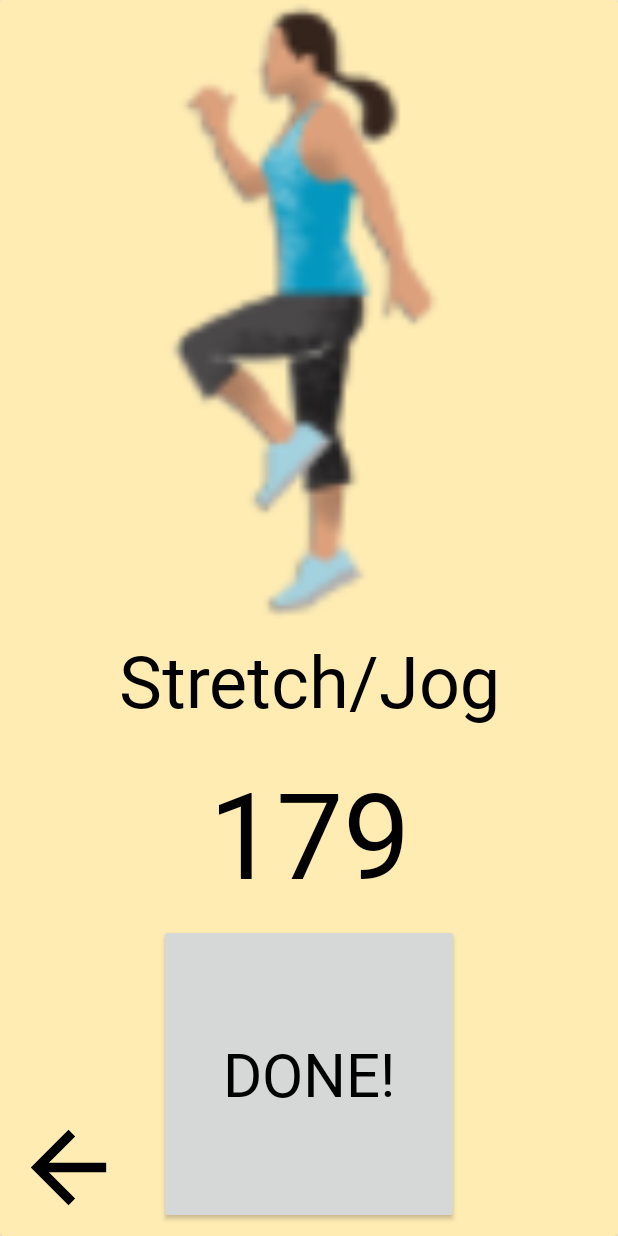
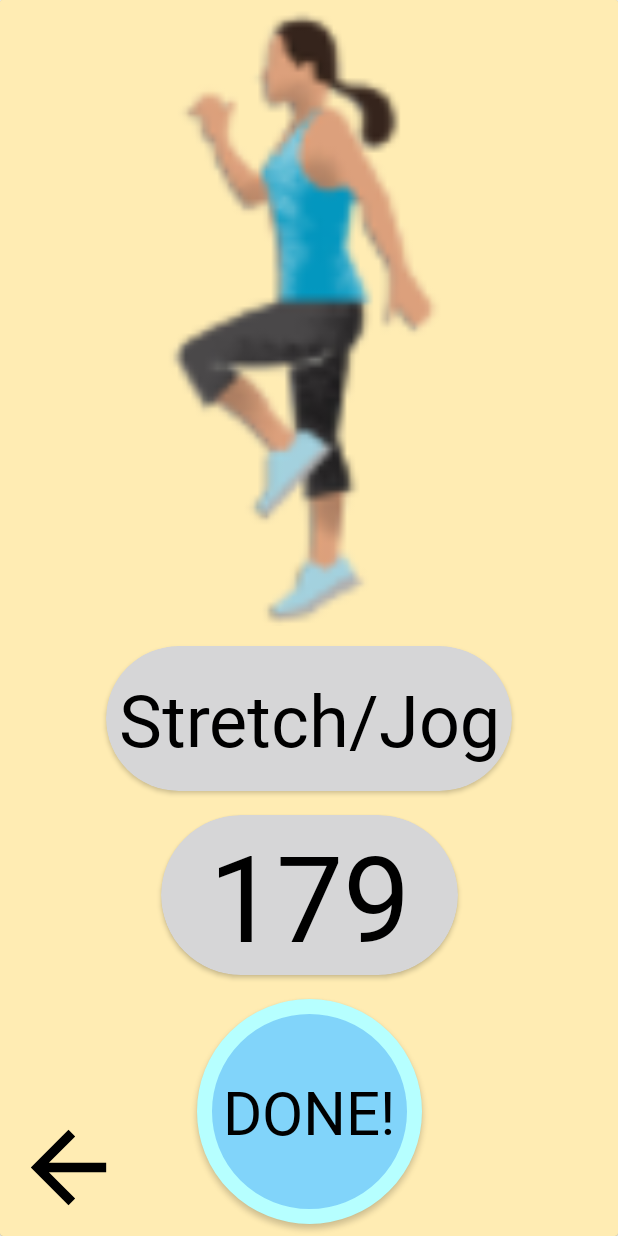
Before and after one commit to chrisdias96/Fitness4U, an Android app: the screen it shows after launch (WorkoutActivity), after a tap on an icon or button, on a phone screen of 412 x 824 dp. Run offline under Robolectric (Android 15) with nearby library versions, the phone set to English and light mode, and no system bars.

```diff
--- /dev/null
+++ b/app/src/main/res/drawable/corner_radius.xml
@@ -0,0 +1,16 @@
+<?xml version="1.0" encoding="utf-8"?>
+<shape xmlns:android="http://schemas.android.com/apk/res/android" >
+    <stroke
+        android:width="1dp"
+        android:color="@color/colorPrimary" />
+
+    <solid android:color="#ffffff" />
+
+    <padding
+        android:left="1dp"
+        android:right="1dp"
+        android:bottom="1dp"
+        android:top="1dp" />
+
+    <corners android:radius="5dp" />
+</shape>
--- a/app/src/main/res/drawable/rounded_button.xml
+++ b/app/src/main/res/drawable/rounded_button.xml
@@ -1,7 +1,12 @@
 <?xml version="1.0" encoding="utf-8"?>
 <shape xmlns:android="http://schemas.android.com/apk/res/android"
     android:shape="oval">
-    <solid android:color="@color/transparentBlack" />
-    <stroke android:color="@color/colorPrimary"/>
-    <size android:width="200dp" android:height="200dp"/>
+
+    <solid android:color="@color/colorPrimary" />
+    <stroke android:width="10dp" android:color="@color/colorPrimaryLight" />
+
+    <size
+        android:height="60dp"
+        android:width="60dp" />
+
 </shape>
--- a/app/src/main/res/layout-sw600dp/fragment_display_workout.xml
+++ b/app/src/main/res/layout-sw600dp/fragment_display_workout.xml
@@ -28,46 +28,70 @@
                 android:adjustViewBounds="true"
                 android:background="@color/colorSecondary"
                 android:cropToPadding="true"
-                app:layout_constraintBottom_toTopOf="@+id/exerciseTitle"
+                app:layout_constraintBottom_toTopOf="@+id/stretchExerciseCard"
                 app:layout_constraintEnd_toEndOf="parent"
                 app:layout_constraintStart_toStartOf="parent"
                 app:layout_constraintTop_toTopOf="parent"
                 app:layout_constraintVertical_chainStyle="spread_inside"
                 app:srcCompat="@drawable/highknees" />
 
+            <android.support.v7.widget.CardView
+                android:id="@+id/stretchExerciseCard"
+                android:layout_width="wrap_content"
+                android:layout_height="wrap_content"
+                android:layout_marginTop="8dp"
+                android:layout_marginBottom="8dp"
+                android:background="@color/colorPrimary"
+                app:cardBackgroundColor="@color/about_libraries_primary"
+                app:cardCornerRadius="50dp"
+                app:contentPadding="8dp"
+                app:layout_constraintBottom_toTopOf="@+id/countCard"
+                app:layout_constraintEnd_toEndOf="parent"
+                app:layout_constraintStart_toStartOf="parent"
+                app:layout_constraintTop_toBottomOf="@+id/exerciseImage">
+
                 <TextView
                     android:id="@+id/exerciseTitle"
                     android:layout_width="match_parent"
                     android:layout_height="wrap_content"
-                android:background="@color/colorSecondary"
                     android:fontFamily="@font/coda"
                     android:paddingTop="8dp"
                     android:paddingBottom="8dp"
                     android:text="Stretch/Jog"
                     android:textAlignment="center"
                     android:textColor="@color/colorBlack"
-                android:textSize="80sp"
-                app:layout_constraintBottom_toTopOf="@+id/timerText"
+                    android:textSize="80sp" />
+
+            </android.support.v7.widget.CardView>
+
+            <android.support.v7.widget.CardView
+                android:id="@+id/countCard"
+                android:layout_width="wrap_content"
+                android:layout_height="wrap_content"
+                android:layout_marginTop="8dp"
+                android:layout_marginBottom="8dp"
+                android:background="@color/colorPrimary"
+                app:cardBackgroundColor="@color/about_libraries_primary"
+                app:cardCornerRadius="60dp"
+                app:contentPaddingLeft="32dp"
+                app:contentPaddingRight="32dp"
+                app:layout_constraintBottom_toTopOf="@+id/nextExerciseButton"
                 app:layout_constraintEnd_toEndOf="parent"
                 app:layout_constraintStart_toStartOf="parent"
-                app:layout_constraintTop_toBottomOf="@+id/exerciseImage" />
+                app:layout_constraintTop_toBottomOf="@+id/stretchExerciseCard">
 
                 <TextView
                     android:id="@+id/timerText"
                     android:layout_width="match_parent"
                     android:layout_height="wrap_content"
-                android:background="@color/colorSecondary"
                     android:fontFamily="@font/coda"
-                android:paddingTop="8dp"
-                android:paddingBottom="8dp"
                     android:text="60"
                     android:textAlignment="center"
                     android:textColor="@android:color/black"
-                android:textSize="100sp"
-                app:layout_constraintBottom_toTopOf="@+id/nextExerciseButton"
-                app:layout_constraintEnd_toEndOf="parent"
-                app:layout_constraintStart_toStartOf="parent"
-                app:layout_constraintTop_toBottomOf="@+id/exerciseTitle" />
+                    android:textSize="100sp" />
+
+            </android.support.v7.widget.CardView>
+
 
             <Button
                 android:id="@+id/nextExerciseButton"
@@ -75,6 +99,7 @@
                 android:layout_height="250dp"
                 android:layout_gravity="center_horizontal"
                 android:layout_marginStart="8dp"
+                android:layout_marginTop="8dp"
                 android:layout_marginEnd="8dp"
                 android:layout_marginBottom="8dp"
                 android:background="@drawable/rounded_button"
@@ -85,12 +110,12 @@
                 app:layout_constraintBottom_toBottomOf="parent"
                 app:layout_constraintEnd_toEndOf="parent"
                 app:layout_constraintStart_toStartOf="parent"
-                app:layout_constraintTop_toBottomOf="@+id/timerText" />
+                app:layout_constraintTop_toBottomOf="@+id/countCard" />
 
             <ImageView
                 android:id="@+id/backWorkoutButton"
-                android:layout_width="100dp"
-                android:layout_height="100dp"
+                android:layout_width="75dp"
+                android:layout_height="75dp"
                 android:layout_gravity="left|bottom"
                 android:layout_marginStart="8dp"
                 android:layout_marginBottom="8dp"
--- a/app/src/main/res/layout/fragment_display_workout.xml
+++ b/app/src/main/res/layout/fragment_display_workout.xml
@@ -28,12 +28,27 @@
                 android:adjustViewBounds="true"
                 android:background="@color/colorSecondary"
                 android:cropToPadding="true"
-                app:layout_constraintBottom_toTopOf="@+id/exerciseTitle"
+                app:layout_constraintBottom_toTopOf="@+id/stretchExerciseCard"
                 app:layout_constraintEnd_toEndOf="parent"
                 app:layout_constraintStart_toStartOf="parent"
                 app:layout_constraintTop_toTopOf="parent"
                 app:layout_constraintVertical_chainStyle="spread_inside"
                 app:srcCompat="@drawable/highknees" />
+
+            <android.support.v7.widget.CardView
+                android:id="@+id/stretchExerciseCard"
+                android:layout_width="wrap_content"
+                android:layout_height="wrap_content"
+                android:layout_marginTop="8dp"
+                android:layout_marginBottom="8dp"
+                android:background="@color/colorPrimary"
+                app:cardBackgroundColor="@color/about_libraries_primary"
+                app:cardCornerRadius="50dp"
+                app:contentPadding="8dp"
+                app:layout_constraintBottom_toTopOf="@+id/countCard"
+                app:layout_constraintEnd_toEndOf="parent"
+                app:layout_constraintStart_toStartOf="parent"
+                app:layout_constraintTop_toBottomOf="@+id/exerciseImage">
 
                 <TextView
                     android:id="@+id/exerciseTitle"
@@ -43,40 +58,51 @@
                     android:paddingTop="8dp"
                     android:paddingBottom="8dp"
                     android:text="Stretch/Jog"
+                    android:textAlignment="center"
                     android:textColor="@color/colorBlack"
-                android:background="@color/colorSecondary"
-                android:textAlignment="center"
-                android:textSize="48sp"
-                app:layout_constraintBottom_toTopOf="@+id/timerText"
+                    android:textSize="48sp" />
+
+            </android.support.v7.widget.CardView>
+
+            <android.support.v7.widget.CardView
+                android:id="@+id/countCard"
+                android:layout_width="wrap_content"
+                android:layout_height="wrap_content"
+                android:layout_marginTop="8dp"
+                android:layout_marginBottom="8dp"
+                android:background="@color/colorPrimary"
+                app:cardBackgroundColor="@color/about_libraries_primary"
+                app:cardCornerRadius="60dp"
+                app:contentPaddingLeft="32dp"
+                app:contentPaddingRight="32dp"
+                app:layout_constraintBottom_toTopOf="@+id/nextExerciseButton"
                 app:layout_constraintEnd_toEndOf="parent"
                 app:layout_constraintStart_toStartOf="parent"
-                app:layout_constraintTop_toBottomOf="@+id/exerciseImage" />
+                app:layout_constraintTop_toBottomOf="@+id/stretchExerciseCard">
 
                 <TextView
                     android:id="@+id/timerText"
                     android:layout_width="match_parent"
                     android:layout_height="wrap_content"
                     android:fontFamily="@font/coda"
-                android:paddingTop="8dp"
-                android:paddingBottom="8dp"
                     android:text="60"
-                android:background="@color/colorSecondary"
                     android:textAlignment="center"
                     android:textColor="@android:color/black"
-                android:textSize="80sp"
-                app:layout_constraintBottom_toTopOf="@+id/nextExerciseButton"
-                app:layout_constraintEnd_toEndOf="parent"
-                app:layout_constraintStart_toStartOf="parent"
-                app:layout_constraintTop_toBottomOf="@+id/exerciseTitle" />
+                    android:textSize="80sp" />
+
+            </android.support.v7.widget.CardView>
+
 
             <Button
                 android:id="@+id/nextExerciseButton"
-                android:layout_width="200dp"
-                android:layout_height="200dp"
+                android:layout_width="150dp"
+                android:layout_height="150dp"
                 android:layout_gravity="center_horizontal"
                 android:layout_marginStart="8dp"
+                android:layout_marginTop="8dp"
                 android:layout_marginEnd="8dp"
                 android:layout_marginBottom="8dp"
+                android:background="@drawable/rounded_button"
                 android:fontFamily="@font/coda"
                 android:text="DONE!"
                 android:textAlignment="center"
@@ -84,7 +110,7 @@
                 app:layout_constraintBottom_toBottomOf="parent"
                 app:layout_constraintEnd_toEndOf="parent"
                 app:layout_constraintStart_toStartOf="parent"
-                app:layout_constraintTop_toBottomOf="@+id/timerText" />
+                app:layout_constraintTop_toBottomOf="@+id/countCard" />
 
             <ImageView
                 android:id="@+id/backWorkoutButton"
--- a/app/src/main/res/layout/fragment_tip.xml
+++ b/app/src/main/res/layout/fragment_tip.xml
@@ -41,8 +41,7 @@
             <TableRow
                 android:layout_width="match_parent"
                 android:layout_height="match_parent"
-                android:layout_margin="8dp"
-                android:padding="4dp">
+                android:layout_margin="8dp" >
 
                 <TextView
                     android:id="@+id/bmiWeightLabel"
@@ -72,7 +71,6 @@
             <TableRow
                 android:layout_width="match_parent"
                 android:layout_height="match_parent"
-                android:layout_margin="8dp"
                 android:padding="4dp">
 
                 <TextView
@@ -104,7 +102,6 @@
             <TableRow
                 android:layout_width="match_parent"
                 android:layout_height="match_parent"
-                android:layout_margin="8dp"
                 android:padding="4dp">
 
                 <TextView
@@ -153,8 +150,7 @@
             <LinearLayout
                 android:layout_width="match_parent"
                 android:layout_height="match_parent"
-                android:orientation="horizontal"
-                android:padding="8dp">
+                android:orientation="horizontal">
 
                 <TextView
                     android:id="@+id/bmiLabel"
@@ -177,10 +173,9 @@
 
             <LinearLayout
                 android:layout_width="match_parent"
-                android:layout_height="match_parent"
+                android:layout_height="0dp"
                 android:layout_weight="1"
-                android:orientation="horizontal"
-                android:padding="8dp">
+                android:orientation="horizontal">
 
                 <TextView
                     android:id="@+id/indictatorLabel"
@@ -205,7 +200,7 @@
                 android:id="@+id/warningMessage"
                 android:layout_width="match_parent"
                 android:layout_height="wrap_content"
-                android:padding="16dp"
+                android:padding="8dp"
                 android:text="@string/bmi_warning_message"
                 android:textAlignment="center"
                 android:textSize="20sp" />
```
Also changed, not shown: 15 other files. Lines whose indentation alone changed are shown as unchanged.
